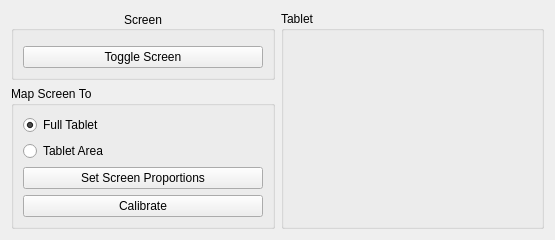
The window that src/kcmodule/tabletareaselectionview.ui (KDE/wacomtablet) describes before a commit, drawn with Qt 5.
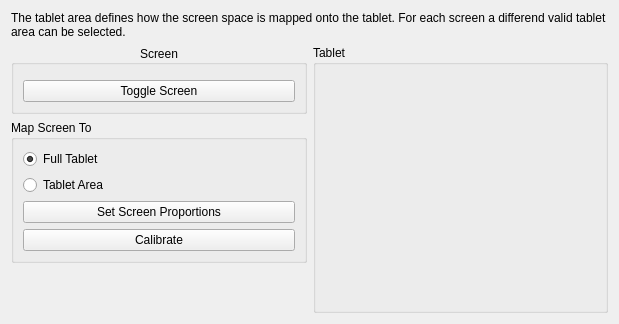
The same window after the commit. Custom widgets are drawn as their Qt base class.

What changed in the file:
```diff
--- a/src/kcmodule/tabletareaselectionview.ui
+++ b/src/kcmodule/tabletareaselectionview.ui
@@ -6,13 +6,25 @@
    <rect>
     <x>0</x>
     <y>0</y>
-    <width>555</width>
-    <height>232</height>
+    <width>619</width>
+    <height>324</height>
    </rect>
   </property>
   <property name="windowTitle">
    <string>Form</string>
   </property>
+  <layout class="QVBoxLayout" name="verticalLayout_4">
+   <item>
+    <widget class="QLabel" name="label">
+     <property name="text">
+      <string>The tablet area defines how the screen space is mapped onto the tablet. For each screen a differend valid tablet area can be selected.</string>
+     </property>
+     <property name="wordWrap">
+      <bool>true</bool>
+     </property>
+    </widget>
+   </item>
+   <item>
   <layout class="QHBoxLayout" name="horizontalLayout">
    <item>
     <layout class="QVBoxLayout" name="controlsLayout">
@@ -132,6 +144,8 @@
       </item>
      </layout>
     </widget>
+     </item>
+    </layout>
    </item>
   </layout>
  </widget>
```
Left out of the diff: 9 changed lines with no effect on the pictures. Lines whose indentation alone changed are shown as unchanged.
